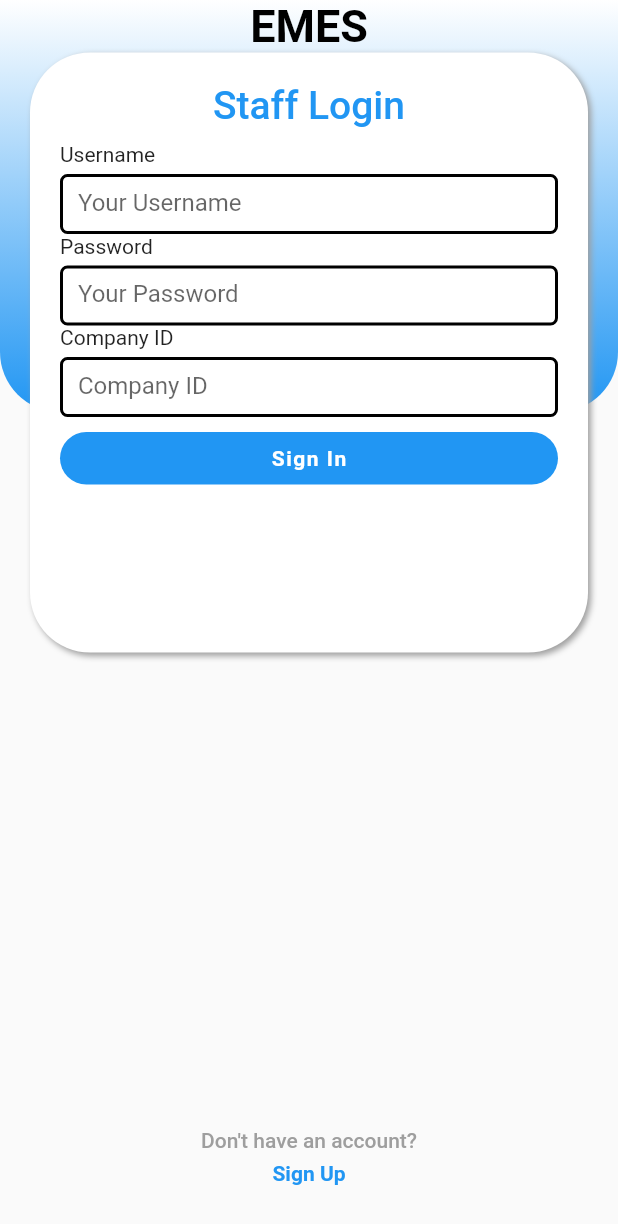
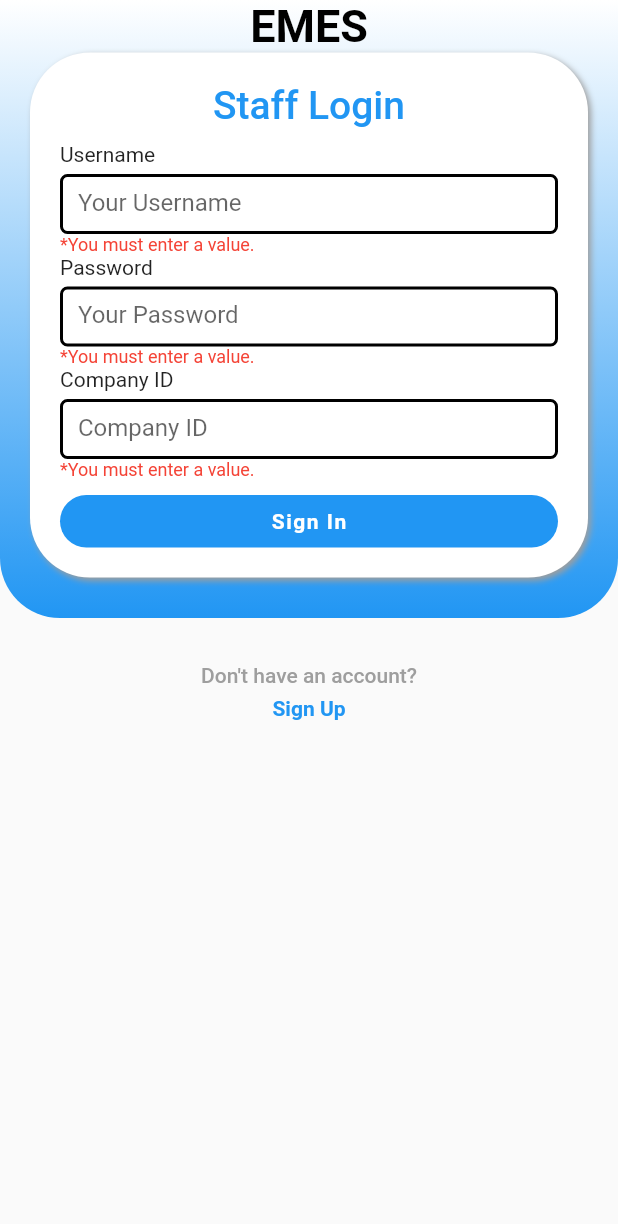
Before and after one commit to Danishbansal-cmd/emes, a Flutter app: the LoginPage screen opened by its route, after a tap on "Sign In", on a phone screen of 412 x 824 dp. Shown: the top 1224 px of the screen. Run offline on Flutter 3.47's test engine with Material 2 defaults, Android fonts, the phone set to English and light mode, and no system bars.

Commit message:
Adding Login functionality to the app

```diff
--- /dev/null
+++ b/lib/Pages/constants.dart
@@ -0,0 +1,59 @@
+import 'package:flutter/material.dart';
+
+class Constants {
+  static final Constants _constants = Constants._internal();
+  Constants._internal();
+
+  static late final String _firstName;
+  static late final String _lastName;
+  static late final String _email;
+  static late final String _staffID;
+  static late final Map _data;
+
+  //getters
+  static setFirstName(String value) {
+    _firstName = value;
+  }
+
+  static setLastName(String value) {
+    _lastName = value;
+  }
+
+  static setEmail(String value) {
+    _email = value;
+  }
+
+  static setStaffID(String value) {
+    _staffID = value;
+  }
+
+  static setData(Map value) {
+    _data = value;
+  }
+
+  //
+  //setters
+  static get getFirstName {
+    return _firstName;
+  }
+
+  static get getLastName {
+    return _lastName;
+  }
+
+  static get getStaffID {
+    return _staffID;
+  }
+
+  static get getEmail {
+    return _email;
+  }
+
+  static get getData {
+    return _data;
+  }
+
+  factory Constants() {
+    return _constants;
+  }
+}
--- a/lib/Pages/home_page.dart
+++ b/lib/Pages/home_page.dart
@@ -1,17 +1,21 @@
 import 'package:emes/Pages/HomePages/previous_screen.dart';
 import 'package:emes/Pages/HomePages/today_screen.dart';
 import 'package:emes/Pages/HomePages/next_screen.dart';
+import 'package:emes/Pages/constants.dart';
 import 'package:emes/Themes/themes.dart';
 import 'package:emes/Widgets/drawer.dart';
 import 'package:flutter/material.dart';
 import 'package:provider/provider.dart';
 
 class HomePage extends StatelessWidget {
-  const HomePage({Key? key}) : super(key: key);
+  HomePage({Key? key}) : super(key: key);
+
 
   @override
   Widget build(BuildContext context) {
+    final homePageArguments = ModalRoute.of(context)!.settings.arguments as HomePageArguments;
     final _colorScheme = Theme.of(context).colorScheme;
+    // Constants.setFirstName("fasf");
     return DefaultTabController(
       length: 3,
       child: Scaffold(
@@ -39,7 +43,7 @@ class HomePage extends StatelessWidget {
               letterSpacing: 0.8,
               fontSize: 15,
             ),
-            tabs: const [
+            tabs:const [
               Tab(
                 text: 'PREVIOUS',
               ),
@@ -60,3 +64,12 @@ class HomePage extends StatelessWidget {
     );
   }
 }
+
+class HomePageArguments {
+  String firstName = "";
+  String lastName = "";
+  String email = "";
+  String staffID ="";
+
+  HomePageArguments(this.firstName, this.lastName, this.email, this.staffID);
+}
--- a/lib/Pages/login_page.dart
+++ b/lib/Pages/login_page.dart
@@ -1,5 +1,7 @@
+import 'package:emes/Providers/login_form_provider.dart';
 import 'package:emes/Routes/routes.dart';
 import 'package:flutter/material.dart';
+import 'package:provider/provider.dart';
 
 class LoginPage extends StatelessWidget {
   LoginPage({Key? key}) : super(key: key);
@@ -10,10 +12,20 @@ class LoginPage extends StatelessWidget {
 
   @override
   Widget build(BuildContext context) {
+    print(
+        "to check how many times does it run\nto check how many times does it run\nto check how many times does it run\nto check how many times does it run\nto check how many times does it run\n");
+    final loginFromProvider = Provider.of<LoginFormProvider>(context);
+    final _textTheme = Theme.of(context).textTheme;
     return DefaultTabController(
       length: 2,
       child: Scaffold(
         body: SafeArea(
+          child: NotificationListener<OverscrollIndicatorNotification>(
+            onNotification: (OverscrollIndicatorNotification overScroll) {
+              overScroll.disallowGlow();
+              return true;
+            },
+            child: SingleChildScrollView(
               child: Column(
                 mainAxisAlignment: MainAxisAlignment.spaceBetween,
                 children: [
@@ -34,7 +46,7 @@ class LoginPage extends StatelessWidget {
                         child: Center(
                           child: Text("some text"),
                         ),
-                    height: MediaQuery.of(context).size.height / 3,
+                        height: MediaQuery.of(context).size.height / 2,
                       ),
                       Container(
                         child: Column(
@@ -68,7 +80,7 @@ class LoginPage extends StatelessWidget {
                                 horizontal: 20,
                                 vertical: 20,
                               ),
-                          height: 400,
+                              height: 350,
                               child: Column(
                                 crossAxisAlignment: CrossAxisAlignment.start,
                                 children: [
@@ -107,13 +119,26 @@ class LoginPage extends StatelessWidget {
                                     child: Center(
                                       child: TextField(
                                         controller: usernameController,
-                                    decoration:const InputDecoration(
-                                      // labelText: "hello 1",
+                                        onChanged: (value) {
+                                          loginFromProvider
+                                              .setUsernameError(value);
+                                        },
+                                        decoration: const InputDecoration(
                                           hintText: "Your Username",
                                           border: InputBorder.none,
                                         ),
                                       ),
                                     ),
+                                  ),
+                                  Consumer<LoginFormProvider>(
+                                    builder: (context,
+                                        appLevelLoginFormProvider, _) {
+                                      return Text(
+                                        appLevelLoginFormProvider
+                                            .getUsernameError,
+                                        style: _textTheme.headline6,
+                                      );
+                                    },
                                   ),
                                   //
                                   //password row
@@ -136,13 +161,27 @@ class LoginPage extends StatelessWidget {
                                     child: Center(
                                       child: TextField(
                                         controller: passwordController,
-                                    decoration:const InputDecoration(
+                                        onChanged: (value) {
+                                          loginFromProvider
+                                              .setPasswordError(value);
+                                        },
+                                        decoration: const InputDecoration(
                                           // labelText: "hello 1",
                                           hintText: "Your Password",
                                           border: InputBorder.none,
                                         ),
                                       ),
                                     ),
+                                  ),
+                                  Consumer<LoginFormProvider>(
+                                    builder: (context,
+                                        appLevelLoginFormProvider, _) {
+                                      return Text(
+                                        appLevelLoginFormProvider
+                                            .getPasswordError,
+                                        style: _textTheme.headline6,
+                                      );
+                                    },
                                   ),
                                   //
                                   //companyID row
@@ -165,7 +204,11 @@ class LoginPage extends StatelessWidget {
                                     child: Center(
                                       child: TextField(
                                         controller: companyIDController,
-                                    decoration:const InputDecoration(
+                                        onChanged: (value) {
+                                          loginFromProvider
+                                              .setCompanyIDError(value);
+                                        },
+                                        decoration: const InputDecoration(
                                           // labelText: "hello 1",
                                           hintText: "Company ID",
                                           border: InputBorder.none,
@@ -173,6 +216,18 @@ class LoginPage extends StatelessWidget {
                                       ),
                                     ),
                                   ),
+                                  Consumer<LoginFormProvider>(
+                                    builder: (context,
+                                        appLevelLoginFormProvider, _) {
+                                      return Text(
+                                        appLevelLoginFormProvider
+                                            .getCompanyIDError,
+                                        style: _textTheme.headline6,
+                                      );
+                                    },
+                                  ),
+                                  //
+                                  //sign in button row
                                   const SizedBox(
                                     height: 10,
                                   ),
@@ -182,6 +237,12 @@ class LoginPage extends StatelessWidget {
                                     child: InkWell(
                                       // splashColor: Colors.white,
                                       onTap: () {
+                                        var a = loginFromProvider
+                                            .validateApplyLeave(
+                                                usernameController.text,
+                                                passwordController.text,
+                                                companyIDController.text,
+                                                context);
                                         // validateApplyLeave(context);
                                       },
                                       child: Container(
@@ -209,7 +270,9 @@ class LoginPage extends StatelessWidget {
                     ],
                   ),
                   Padding(
-                padding: const EdgeInsets.symmetric(vertical: 30,),
+                    padding: const EdgeInsets.symmetric(
+                      vertical: 30,
+                    ),
                     child: Column(
                       children: [
                         const Text(
@@ -219,19 +282,24 @@ class LoginPage extends StatelessWidget {
                             fontWeight: FontWeight.w500,
                           ),
                         ),
-                    SizedBox(height: 6,),
+                        SizedBox(
+                          height: 6,
+                        ),
                         InkWell(
                           // focusColor: Colors.yellow,
                           highlightColor: Colors.transparent,
                           // overlayColor: Colors.blue,
                           splashColor: Colors.blue[100],
                           borderRadius: BorderRadius.circular(3),
-                      onTap: (){
-                        Navigator.pushReplacementNamed(context, MyRoutes.signupPageRoute);
+                          onTap: () {
+                            Navigator.pushReplacementNamed(
+                                context, MyRoutes.signupPageRoute);
                           },
                           child: Container(
                             height: 20,
-                        padding: const EdgeInsets.symmetric(horizontal: 10,),
+                            padding: const EdgeInsets.symmetric(
+                              horizontal: 10,
+                            ),
                             child: const Text(
                               "Sign Up",
                               style: TextStyle(
@@ -248,6 +316,8 @@ class LoginPage extends StatelessWidget {
               ),
             ),
           ),
+        ),
+      ),
     );
   }
 }
--- /dev/null
+++ b/lib/Providers/login_form_provider.dart
@@ -0,0 +1,112 @@
+import 'dart:convert';
+import 'package:emes/Pages/constants.dart';
+import 'package:emes/Pages/home_page.dart';
+import 'package:emes/Routes/routes.dart';
+import 'package:flutter/material.dart';
+import 'package:http/http.dart' as http;
+
+class LoginFormProvider extends ChangeNotifier {
+  String _usernameError = "";
+  String _passwordError = "";
+  String _companyIDError = "";
+
+  get getUsernameError {
+    return _usernameError;
+  }
+
+  get getPasswordError {
+    return _passwordError;
+  }
+
+  get getCompanyIDError {
+    return _companyIDError;
+  }
+
+  setUsernameError(String value) {
+    if (value.isEmpty) {
+      _usernameError = "*You must enter a value.";
+    } else {
+      _usernameError = "";
+    }
+    notifyListeners();
+  }
+
+  setPasswordError(String value) {
+    if (value.isEmpty) {
+      _passwordError = "*You must enter a value.";
+    } else {
+      _passwordError = "";
+    }
+    notifyListeners();
+  }
+
+  setCompanyIDError(String value) {
+    if (value.isEmpty) {
+      _companyIDError = "*You must enter a value.";
+    } else {
+      _companyIDError = "";
+    }
+    notifyListeners();
+  }
+
+  getData(
+      String value1, String value2, String value3, BuildContext context) async {
+    var response = await http.post(
+      Uri.parse('http://trusecurity.emesau.com/dev/api/login'),
+      body: {
+        "email": value1,
+        "password": value2,
+        "companyID": value3,
+      },
+    );
+    var jsonData = jsonDecode(response.body);
+    if (jsonData['status'] == 200) {
+      print("Signed In Successfully.");
+      Constants.setFirstName(jsonData['data']['first_name']);
+      Constants.setLastName(jsonData['data']['last_name']);
+      Constants.setEmail(jsonData['data']['email']);
+      Constants.setStaffID(jsonData['data']['id']);
+      Constants.setData(jsonData['data']);
+      Navigator.pushReplacementNamed(
+        context,
+        MyRoutes.homePageRoute,
+        arguments: HomePageArguments(
+            jsonData['data']['first_name'],
+            jsonData['data']['last_name'],
+            jsonData['data']['email'],
+            jsonData['data']['id'],
+            ),
+      );
+    }
+    if (jsonData['status'] == 401) {
+      print("Wrong Username or Password You entered.");
+      ScaffoldMessenger.of(context).showSnackBar(
+        const SnackBar(
+          content: Text("Wrong Username or Password You entered."),
+        ),
+      );
+    }
+    // else{
+    //   print("Something Went Wrong.");
+    // }
+  }
+
+  validateApplyLeave(
+      String value1, String value2, String value3, BuildContext context) async {
+    setUsernameError(value1);
+    setPasswordError(value2);
+    setCompanyIDError(value3);
+    // if(value1.isEmpty){
+    //   setUsernameError("*You must enter a value.");
+    // }
+    // if(value2.isEmpty){
+    //   setPasswordError("*You must enter a value.");
+    // }
+    // if(value3.isEmpty){
+    //   setCompanyIDError("*You must enter a value.");
+    // }
+    if (value1.isNotEmpty && value2.isNotEmpty && value3.isNotEmpty) {
+      getData(value1, value2, value3, context);
+    }
+  }
+}
--- a/lib/main.dart
+++ b/lib/main.dart
@@ -6,6 +6,7 @@ import 'package:emes/Pages/login_page.dart';
 import 'package:emes/Pages/profile_page.dart';
 import 'package:emes/Pages/signup_page.dart';
 import 'package:emes/Providers/apply_leave_form_provider.dart';
+import 'package:emes/Providers/login_form_provider.dart';
 import 'package:emes/Routes/routes.dart';
 import 'package:emes/Themes/themes.dart';
 import 'package:flutter/material.dart';
@@ -36,6 +37,9 @@ class MyApp extends StatelessWidget {
         ChangeNotifierProvider<OpenLeaveBarProvider>(
           create: (_) => OpenLeaveBarProvider(),
         ),
+        ChangeNotifierProvider<LoginFormProvider>(
+          create: (_) => LoginFormProvider(),
+        ),
       ],
       child: Consumer<ThemeProvider>(
         builder: (context, appLevelThemeProvider, _) {
@@ -47,7 +51,7 @@ class MyApp extends StatelessWidget {
             debugShowCheckedModeBanner: false,
             initialRoute: '/',
             routes: {
-              "/": (context) => FormTestingPage(),
+              "/": (context) => LoginPage(),
               MyRoutes.homePageRoute: (context) => HomePage(),
               MyRoutes.profilePageRoute: (context) => ProfilePage(),
               MyRoutes.applyLeavePageRoute: (context) => ApplyLeavePage(),
```
Also changed, not shown: lib/Widgets/drawer.dart (+5 -3 lines). Lines whose indentation alone changed are shown as unchanged.
